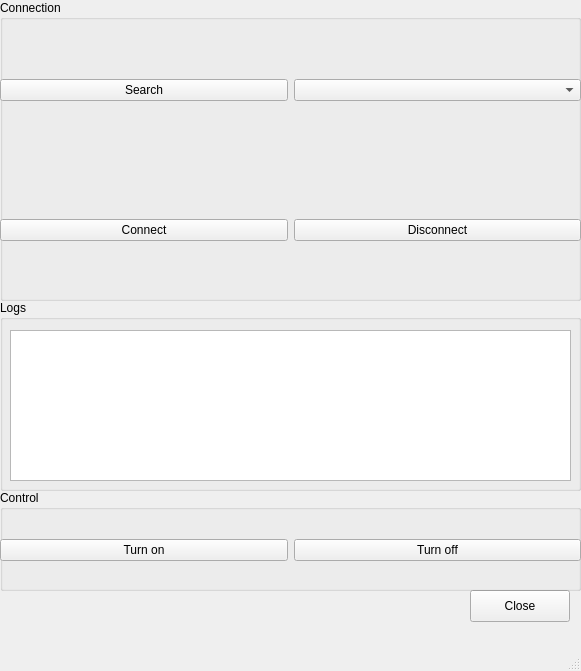
Above: connwindow.ui from karolszweda/UART-serial-port-connection before the change. Below: the same form after it.
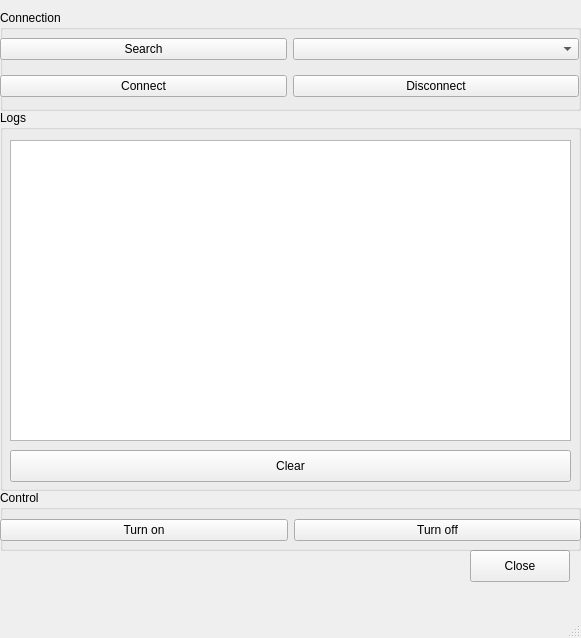
That is the form after the change.

Commit message: Add sending and receiving data

Diff of the .ui file:
```diff
--- a/connwindow.ui
+++ b/connwindow.ui
@@ -7,7 +7,7 @@
     <x>0</x>
     <y>0</y>
     <width>581</width>
-    <height>671</height>
+    <height>638</height>
    </rect>
   </property>
   <property name="windowTitle">
@@ -18,67 +18,59 @@
     <property name="geometry">
      <rect>
       <x>0</x>
-      <y>0</y>
+      <y>10</y>
       <width>581</width>
-      <height>301</height>
+      <height>101</height>
      </rect>
     </property>
     <property name="title">
      <string>Connection</string>
     </property>
-    <widget class="QWidget" name="verticalLayoutWidget">
+    <widget class="QWidget" name="">
      <property name="geometry">
       <rect>
        <x>0</x>
-       <y>20</y>
-       <width>581</width>
-       <height>141</height>
+       <y>60</y>
+       <width>579</width>
+       <height>32</height>
       </rect>
      </property>
-     <layout class="QVBoxLayout" name="verticalLayout">
+     <layout class="QHBoxLayout" name="horizontalLayout_2">
       <item>
-       <layout class="QHBoxLayout" name="horizontalLayout">
-        <item>
-         <widget class="QPushButton" name="pushButton_search">
-          <property name="text">
-           <string>Search</string>
-          </property>
-         </widget>
-        </item>
-        <item>
-         <widget class="QComboBox" name="comboBox_devices"/>
-        </item>
-       </layout>
+       <widget class="QPushButton" name="pushButton_connect">
+        <property name="text">
+         <string>Connect</string>
+        </property>
+       </widget>
+      </item>
+      <item>
+       <widget class="QPushButton" name="pushButton_disconnect">
+        <property name="text">
+         <string>Disconnect</string>
+        </property>
+       </widget>
       </item>
      </layout>
     </widget>
-    <widget class="QWidget" name="verticalLayoutWidget_2">
+    <widget class="QWidget" name="">
      <property name="geometry">
       <rect>
        <x>0</x>
-       <y>160</y>
-       <width>581</width>
-       <height>141</height>
+       <y>20</y>
+       <width>579</width>
+       <height>38</height>
       </rect>
      </property>
-     <layout class="QVBoxLayout" name="verticalLayout_2">
+     <layout class="QHBoxLayout" name="horizontalLayout">
       <item>
-       <layout class="QHBoxLayout" name="horizontalLayout_2">
-        <item>
-         <widget class="QPushButton" name="pushButton_connect">
-          <property name="text">
-           <string>Connect</string>
-          </property>
-         </widget>
-        </item>
-        <item>
-         <widget class="QPushButton" name="pushButton_disconnect">
-          <property name="text">
-           <string>Disconnect</string>
-          </property>
-         </widget>
-        </item>
-       </layout>
+       <widget class="QPushButton" name="pushButton_search">
+        <property name="text">
+         <string>Search</string>
+        </property>
+       </widget>
+      </item>
+      <item>
+       <widget class="QComboBox" name="comboBox_devices"/>
       </item>
      </layout>
     </widget>
@@ -87,7 +79,7 @@
     <property name="geometry">
      <rect>
       <x>470</x>
-      <y>590</y>
+      <y>550</y>
       <width>100</width>
       <height>32</height>
      </rect>
@@ -100,9 +92,9 @@
     <property name="geometry">
      <rect>
       <x>0</x>
-      <y>300</y>
+      <y>110</y>
       <width>581</width>
-      <height>191</height>
+      <height>381</height>
      </rect>
     </property>
     <property name="title">
@@ -114,10 +106,23 @@
        <x>10</x>
        <y>30</y>
        <width>561</width>
-       <height>151</height>
+       <height>301</height>
       </rect>
      </property>
     </widget>
+    <widget class="QPushButton" name="pushButton_clear">
+     <property name="geometry">
+      <rect>
+       <x>10</x>
+       <y>340</y>
+       <width>561</width>
+       <height>32</height>
+      </rect>
+     </property>
+     <property name="text">
+      <string>Clear</string>
+     </property>
+    </widget>
    </widget>
    <widget class="QGroupBox" name="Control">
     <property name="geometry">
@@ -125,7 +130,7 @@
       <x>0</x>
       <y>490</y>
       <width>581</width>
-      <height>101</height>
+      <height>61</height>
      </rect>
     </property>
     <property name="title">
@@ -137,7 +142,7 @@
        <x>0</x>
        <y>20</y>
        <width>581</width>
-       <height>80</height>
+       <height>41</height>
       </rect>
      </property>
      <layout class="QHBoxLayout" name="horizontalLayout_3">
```
Left out of the diff: 18 changed lines with no effect on the pictures. The commit also changes 2 other files.
